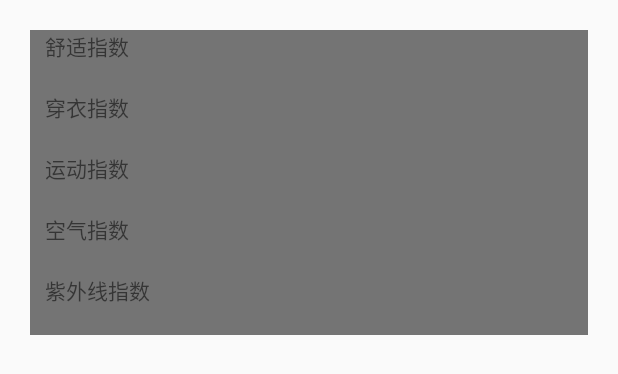
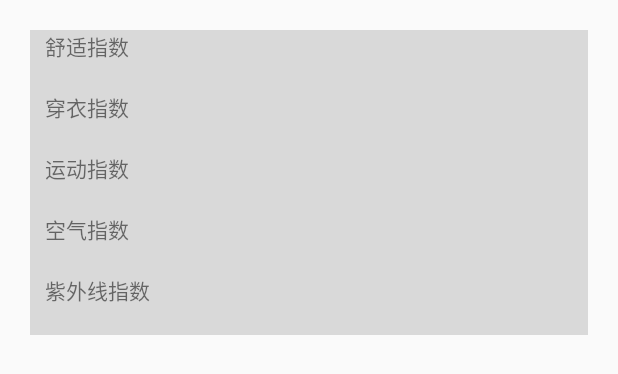
Before and after one commit to Nanosk07/Nano_weather, an Android app: the layout item_lifestyle_forecast.xml on its own in the app's theme, with its tools: preview values and no code run, on a phone screen of 412 x 824 dp. Shown: the top 374 px of the screen. Run offline under Robolectric (Android 15) with nearby library versions, the phone set to English and light mode, and no system bars.

```diff
--- a/app/src/main/res/layout/item_daily_forecast.xml
+++ b/app/src/main/res/layout/item_daily_forecast.xml
@@ -3,7 +3,7 @@
     android:orientation="horizontal" android:layout_width="match_parent"
     android:layout_height="match_parent"
     android:paddingTop="10dp"
-    android:background="#8000"
+    android:background="#2000"
     android:paddingBottom="10dp">
     <ImageView
         android:layout_width="wrap_content"
--- a/app/src/main/res/layout/item_lifestyle_forecast.xml
+++ b/app/src/main/res/layout/item_lifestyle_forecast.xml
@@ -4,7 +4,7 @@
     android:layout_height="wrap_content"
     android:orientation="vertical"
     android:layout_margin="20dp"
-    android:background="#8000">
+    android:background="#2000">
 
     <RelativeLayout
         android:layout_width="match_parent"
```
